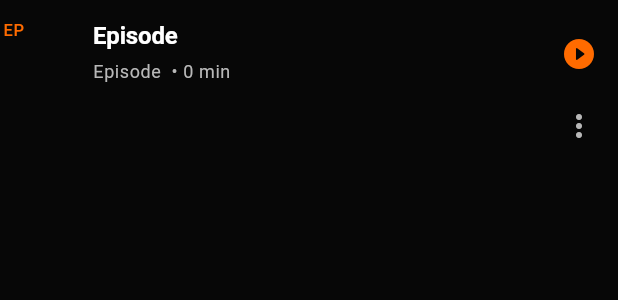
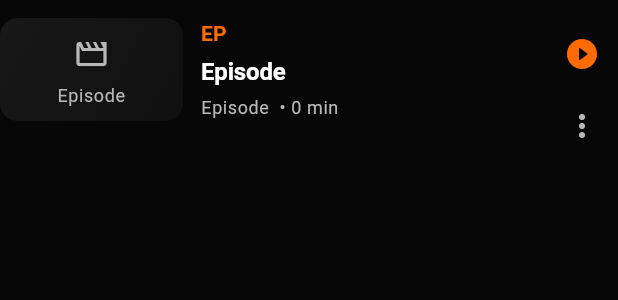
Before and after one commit to MikeSPL187/Anime_stream, a Flutter app: the _EpisodeRow widget shown alone on an empty page, opened directly with empty values, on a phone screen of 412 x 824 dp. Shown: the top 300 px of the screen. Run offline on Flutter 3.47's test engine with Material 3 defaults, Android fonts, the phone set to English and light mode, and no system bars; our stand-ins replace cached_network_image, dio, flutter_riverpod, freezed_annotation, go_router; missing offline and left inert: media_kit, media_kit_video; network calls fail.

Commit message:
phase v1c recover episode artwork in series

```diff
--- a/lib/features/series/series_screen.dart
+++ b/lib/features/series/series_screen.dart
@@ -803,27 +803,26 @@ class _EpisodeRow extends ConsumerWidget {
               ),
         child: Container(
           color: backgroundColor,
-          padding: const EdgeInsets.symmetric(vertical: 12, horizontal: 2),
+          padding: const EdgeInsets.symmetric(vertical: 12),
           child: Row(
             crossAxisAlignment: CrossAxisAlignment.start,
             children: [
-              SizedBox(
-                width: 48,
-                child: Column(
-                  crossAxisAlignment: CrossAxisAlignment.start,
-                  children: [
-                    Text(
-                      'EP',
-                      style: theme.textTheme.labelSmall?.copyWith(
-                        color: theme.colorScheme.primary,
+              ClipRRect(
+                borderRadius: BorderRadius.circular(12),
+                child: SizedBox(
+                  width: 122,
+                  child: AspectRatio(
+                    aspectRatio: 16 / 9,
+                    child: AnimeCachedArtwork(
+                      imageUrl:
+                          episode.thumbnailImageUrl ?? series.posterImageUrl,
+                      label: episode.title.trim().isEmpty
+                          ? 'Episode ${episode.numberLabel}'
+                          : episode.title,
+                      icon: Icons.movie_creation_outlined,
+                      alignment: Alignment.topCenter,
                     ),
                   ),
-                    const SizedBox(height: 2),
-                    Text(
-                      episode.numberLabel,
-                      style: theme.textTheme.titleMedium,
-                    ),
-                  ],
                 ),
               ),
               const SizedBox(width: 12),
@@ -831,6 +830,18 @@ class _EpisodeRow extends ConsumerWidget {
                 child: Column(
                   crossAxisAlignment: CrossAxisAlignment.start,
                   children: [
+                    Wrap(
+                      spacing: 6,
+                      runSpacing: 4,
+                      crossAxisAlignment: WrapCrossAlignment.center,
+                      children: [
+                        Text(
+                          'EP ${episode.numberLabel}',
+                          style: theme.textTheme.labelLarge?.copyWith(
+                            color: theme.colorScheme.primary,
+                            fontWeight: FontWeight.w700,
+                          ),
+                        ),
                         if (actionHint != null)
                           Text(
                             actionHint!.label,
@@ -842,7 +853,9 @@ class _EpisodeRow extends ConsumerWidget {
                                   : theme.colorScheme.primary,
                             ),
                           ),
-                    if (actionHint != null) const SizedBox(height: 4),
+                      ],
+                    ),
+                    const SizedBox(height: 4),
                     Text(
                       episode.title.trim().isEmpty
                           ? 'Episode ${episode.numberLabel}'
@@ -852,6 +865,8 @@ class _EpisodeRow extends ConsumerWidget {
                     const SizedBox(height: 4),
                     Text(
                       statusParts.join(' • '),
+                      maxLines: 2,
+                      overflow: TextOverflow.ellipsis,
                       style: theme.textTheme.bodySmall?.copyWith(
                         color: theme.colorScheme.onSurfaceVariant,
                       ),
```
Lines whose indentation alone changed are shown as unchanged.
